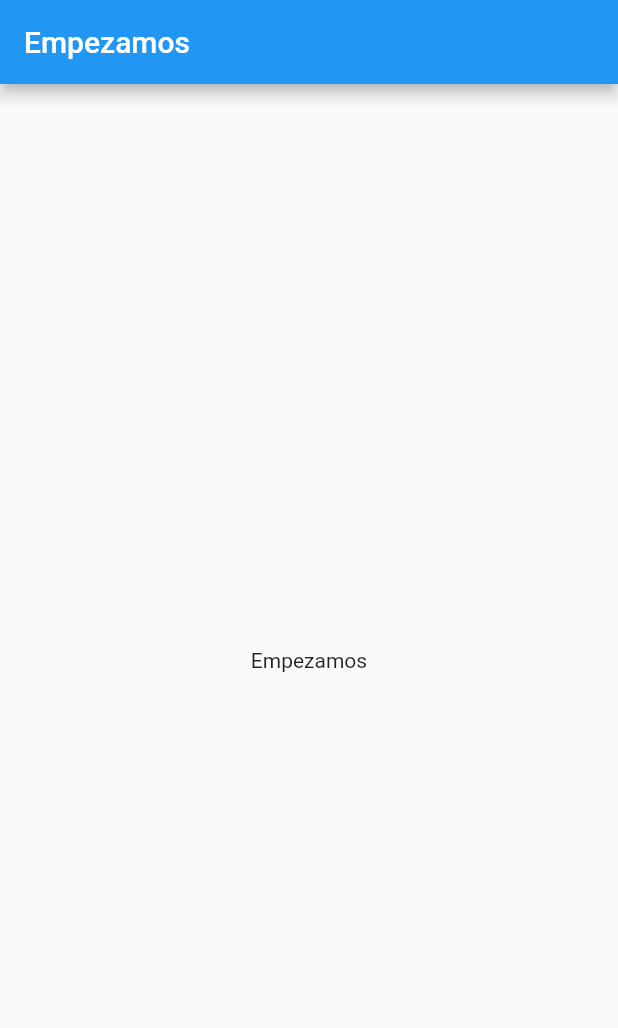
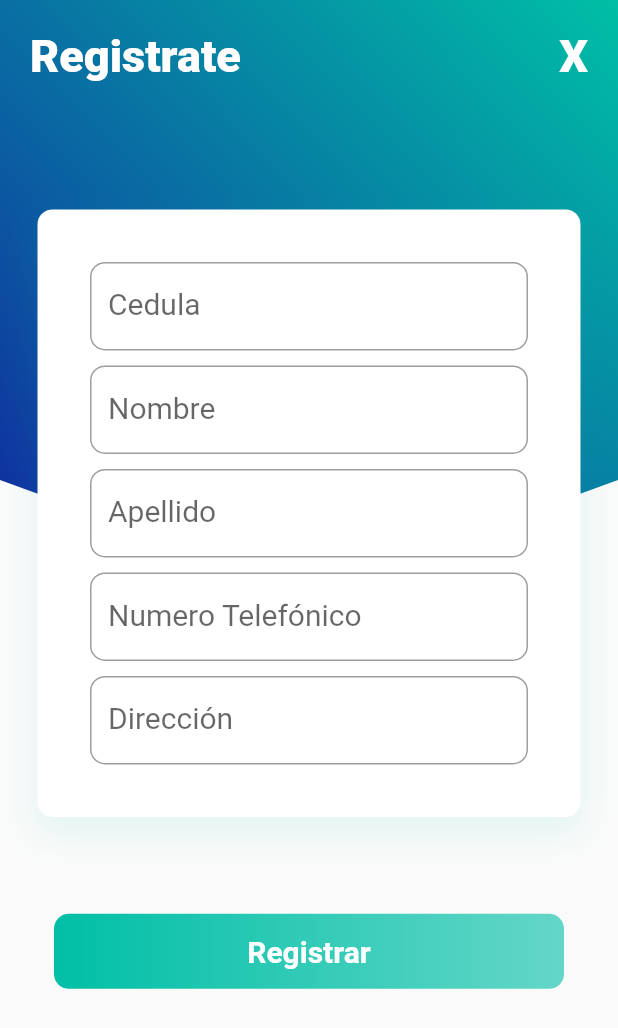
Before and after one commit to AsclepioApp/asclepio_paciente, a Flutter app: the screen it shows after launch, on a phone screen of 412 x 824 dp. Shown: the top 1028 px of the screen. Run offline on Flutter 3.47's test engine with Material 2 defaults, Android fonts, the phone set to English and light mode, and no system bars.

Commit message:
register page

```diff
--- /dev/null
+++ b/lib/components/TextInput.dart
@@ -0,0 +1,38 @@
+import 'dart:ui';
+
+import 'package:asclepio_paciente_flutter/utilities/constants.dart';
+import 'package:flutter/cupertino.dart';
+import 'package:flutter/material.dart';
+
+class TextInput extends StatelessWidget {
+  TextInput({@required this.labelText});
+
+  final labelText;
+  @override
+  Widget build(BuildContext context) {
+    return TextFormField(
+      decoration: InputDecoration(
+        labelText: this.labelText,
+        labelStyle: TextStyle(fontSize: 20),
+        hintStyle: TextStyle(color: Colors.grey[400]),
+        border: OutlineInputBorder(borderRadius: BorderRadius.circular(10),borderSide: BorderSide( color: Colors.grey[100]))
+      ),
+    );
+  }
+}
+
+// ,
+//         decoration: BoxDecoration(
+//             border: Border.all(color: Colors.grey[100]))
+
+class RoundedInput extends StatelessWidget {
+  RoundedInput({@required this.labelText});
+  final labelText;
+  @override
+  Widget build(BuildContext context) {
+    return Container(
+        padding: EdgeInsets.all(5.0),
+        child: TextInput(labelText: this.labelText)
+        );
+  }
+}
--- a/lib/main.dart
+++ b/lib/main.dart
@@ -1,3 +1,4 @@
+import 'package:asclepio_paciente_flutter/pages/register.dart';
 import 'package:flutter/material.dart';
 
 void main() => runApp(MyApp());
@@ -20,13 +21,7 @@ class MyApp extends StatelessWidget {
         // is not restarted.
         primarySwatch: Colors.blue,
       ),
-      home: Scaffold(
-        appBar: AppBar(
-          title: Text("Empezamos"),
-        ),
-        body: Center(child: Text("Empezamos")
-        ),
-      ),
+      home: SafeArea(top: true, bottom: true, child: Register(),)
     );
   }
 }
--- /dev/null
+++ b/lib/pages/register.dart
@@ -0,0 +1,250 @@
+import 'package:asclepio_paciente_flutter/components/TextInput.dart';
+import 'package:asclepio_paciente_flutter/utilities/constants.dart';
+import 'package:flutter/material.dart';
+import 'package:flutter/rendering.dart';
+
+class Register extends StatefulWidget {
+  @override
+  _RegisterState createState() => _RegisterState();
+}
+
+class _RegisterState extends State<Register> {
+  final _formKey = GlobalKey<_RegisterState>();
+  @override
+  Widget build(BuildContext context) {
+    return Scaffold(
+      body: SingleChildScrollView(
+        child: Stack(
+          children: <Widget>[
+            Container(
+              child: RandomClipper(),
+            ),
+            Container(
+              //tamaño del contenedor un 80% del padre
+              height: MediaQuery.of(context).size.height * 0.8,
+              child: Column(
+                mainAxisAlignment: MainAxisAlignment.spaceBetween,
+                children: <Widget>[
+                  RegisterFormTitle(),
+                  RegisterForm(
+                    formKey: _formKey,
+                  ),
+                  RegisterButton(),
+                ],
+              ),
+            ),
+          ],
+        ),
+      ),
+    );
+  }
+}
+
+class RegisterButton extends StatelessWidget {
+  @override
+  Widget build(BuildContext context) {
+    return Container(
+      height: 50,
+      width: 340,
+      decoration: BoxDecoration(
+          borderRadius: BorderRadius.circular(10),
+          gradient: LinearGradient(colors: [
+            kMainGreenColor.withOpacity(1),
+            kMainGreenColor.withOpacity(.6)
+          ])),
+      child: Center(
+        child: Text(
+          "Registrar",
+          style: TextStyle(
+              color: kWhiteColor, fontWeight: FontWeight.bold, fontSize: 20),
+        ),
+      ),
+    );
+  }
+}
+
+class RegisterFormTitle extends StatelessWidget {
+  final headerStyle =
+      TextStyle(fontSize: 30, color: Colors.white, fontWeight: FontWeight.w800);
+  @override
+  Widget build(BuildContext context) {
+    return Padding(
+      padding: EdgeInsets.all(20),
+      child: Row(
+        mainAxisAlignment: MainAxisAlignment.spaceBetween,
+        children: <Widget>[
+          Text(
+            "Registrate",
+            style: headerStyle,
+          ),
+          Text(
+            "X",
+            style: headerStyle,
+          ),
+        ],
+      ),
+    );
+  }
+}
+
+class RegisterForm extends StatelessWidget {
+  RegisterForm({@required GlobalKey<_RegisterState> this.formKey});
+  final formKey;
+
+  @override
+  Widget build(BuildContext context) {
+    return Form(
+        key: this.formKey,
+        child: Padding(
+          padding: EdgeInsets.all(25),
+          child: Container(
+              decoration: BoxDecoration(
+                  color: kWhiteColor,
+                  borderRadius: BorderRadius.circular(10),
+                  boxShadow: [
+                    BoxShadow(
+                        color: kMainGreenColor.withOpacity(.1),
+                        blurRadius: 20.0,
+                        offset: Offset(0, 10))
+                  ]),
+              child: Padding(
+                padding: EdgeInsets.all(30.0),
+                child: Column(
+                  children: <Widget>[
+                    RoundedInput(
+                      labelText: "Cedula",
+                    ),
+                    RoundedInput(
+                      labelText: "Nombre",
+                    ),
+                    RoundedInput(
+                      labelText: "Apellido",
+                    ),
+                    RoundedInput(
+                      labelText: "Numero Telefónico",
+                    ),
+                    RoundedInput(
+                      labelText: "Dirección",
+                    ),
+                  ],
+                ),
+              )),
+        ));
+    //Padding(
+    //   padding: EdgeInsets.all(30.0),
+    //   child: Column(
+    //     children: <Widget>[
+    //       Container(
+    //         padding: EdgeInsets.all(5),
+    //         decoration: BoxDecoration(
+    //             color: kWhiteColor,
+    //             borderRadius: BorderRadius.circular(10),
+    //             boxShadow: [
+    //               BoxShadow(
+    //                   color: kMainGreenColor.withOpacity(.1),
+    //                   blurRadius: 20.0,
+    //                   offset: Offset(0, 10))
+    //             ]),
+    //         child: Column(
+    //           children: <Widget>[
+    //             Container(
+    //                 padding: EdgeInsets.all(8.0),
+    //                 decoration: BoxDecoration(
+    //                     border: Border(
+    //                         bottom: BorderSide(color: Colors.grey[100]))),
+    //                 child: TextInput(labelText: "Cedula")),
+    //             Container(
+    //                 padding: EdgeInsets.all(8.0),
+    //                 decoration: BoxDecoration(
+    //                     border: Border(
+    //                         bottom: BorderSide(color: Colors.grey[100]))),
+    //                 child: TextInput(
+    //                   labelText: "Nombre",
+    //                 )),
+    //             Container(
+    //                 padding: EdgeInsets.all(8.0),
+    //                 decoration: BoxDecoration(
+    //                     border: Border(
+    //                         bottom: BorderSide(color: Colors.grey[100]))),
+    //                 child: TextInput(labelText: "Apellido")),
+    //             Container(
+    //               padding: EdgeInsets.all(8.0),
+    //               decoration: BoxDecoration(
+    //                   border:
+    //                       Border(bottom: BorderSide(color: Colors.grey[100]))),
+    //               child: TextInput(labelText: "Numero"),
+    //             ),
+    //             Container(
+    //               padding: EdgeInsets.all(8.0),
+    //               decoration: BoxDecoration(
+    //                   border:
+    //                       Border(bottom: BorderSide(color: Colors.grey[100]))),
+    //               child: TextInput(labelText: "Lo otro"),
+    //             ),
+    //           ],
+    //         ),
+    //       ),
+    //       SizedBox(
+    //         height: 40,
+    //       ),
+    //       Container(
+    //         height: 50,
+    //         decoration: BoxDecoration(
+    //             borderRadius: BorderRadius.circular(10),
+    //             gradient: LinearGradient(colors: [
+    //               kMainGreenColor.withOpacity(1),
+    //               kMainGreenColor.withOpacity(.6)
+    //             ])),
+    //         child: Center(
+    //           child: Text(
+    //             "Login",
+    //             style:
+    //                 TextStyle(color: kWhiteColor, fontWeight: FontWeight.bold),
+    //           ),
+    //         ),
+    //       ),
+    //     ],
+    //   ),
+    // );
+  }
+}
+
+class RandomClipper extends StatelessWidget {
+  @override
+  Widget build(BuildContext context) {
+    return ClipPath(
+      clipper: MyClipper(),
+      child: Container(
+        height: 400,
+        width: double.infinity,
+        decoration: BoxDecoration(
+            gradient: LinearGradient(
+          begin: Alignment.topRight,
+          end: Alignment.bottomLeft,
+          colors: [
+            kMainGreenColor,
+            Color(0xFF11249F),
+          ],
+        )),
+      ),
+    );
+  }
+}
+
+class MyClipper extends CustomClipper<Path> {
+  @override
+  Path getClip(Size size) {
+    var path = Path();
+    path.lineTo(0, size.height - 80);
+    path.quadraticBezierTo(
+        size.width / 2, size.height, size.width, size.height - 80);
+    path.lineTo(size.width, 0);
+    path.close();
+    return path;
+  }
+
+  @override
+  bool shouldReclip(CustomClipper<Path> oldClipper) {
+    return false;
+  }
+}
--- /dev/null
+++ b/lib/utilities/constants.dart
@@ -0,0 +1,5 @@
+import 'package:flutter/material.dart';
+
+//Colors
+const kMainGreenColor = Color(0xFF00BFA6);
+const kWhiteColor = Color(0xFFFFFFFF);
```
